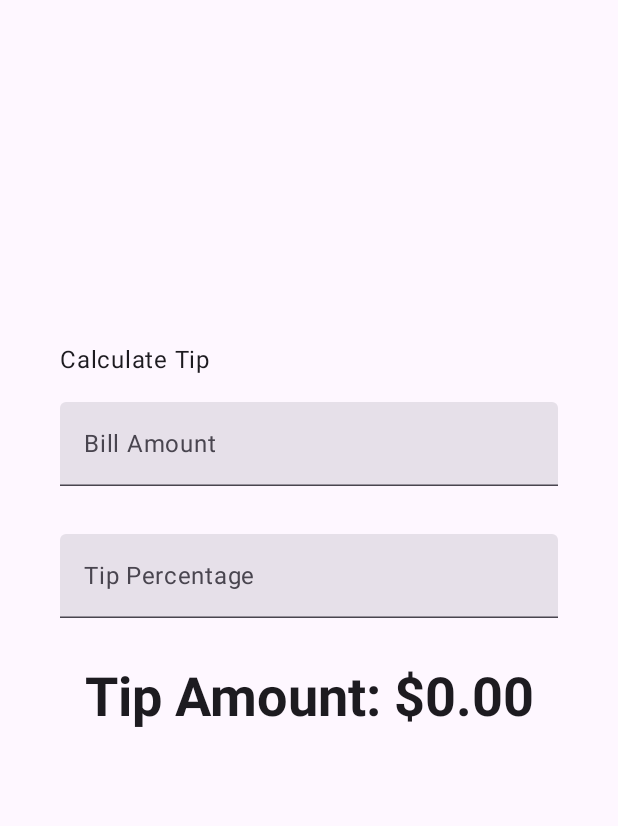
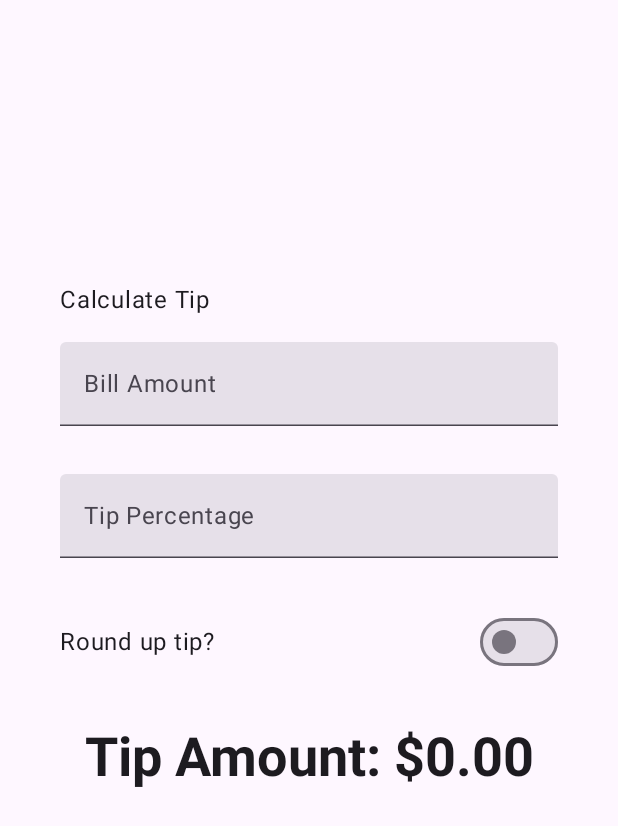
Before and after one commit to RitaPintoBlissApp/Tip_Time, an Android app built with Jetpack Compose: the screen it shows after launch (MainActivity), on a phone screen of 412 x 824 dp. Shown: the top 826 px of the screen. Run offline under Robolectric (Android 15) with nearby library versions, the phone set to English and light mode, and no system bars.

```diff
--- a/app/src/main/java/com/example/tiptime/MainActivity.kt
+++ b/app/src/main/java/com/example/tiptime/MainActivity.kt
@@ -22,16 +22,20 @@ import androidx.activity.enableEdgeToEdge
 import androidx.annotation.StringRes
 import androidx.compose.foundation.layout.Arrangement
 import androidx.compose.foundation.layout.Column
+import androidx.compose.foundation.layout.Row
 import androidx.compose.foundation.layout.Spacer
 import androidx.compose.foundation.layout.fillMaxSize
 import androidx.compose.foundation.layout.fillMaxWidth
 import androidx.compose.foundation.layout.height
 import androidx.compose.foundation.layout.padding
 import androidx.compose.foundation.layout.safeDrawingPadding
+import androidx.compose.foundation.layout.size
 import androidx.compose.foundation.layout.statusBarsPadding
+import androidx.compose.foundation.layout.wrapContentWidth
 import androidx.compose.foundation.text.KeyboardOptions
 import androidx.compose.material3.MaterialTheme
 import androidx.compose.material3.Surface
+import androidx.compose.material3.Switch
 import androidx.compose.material3.Text
 import androidx.compose.material3.TextField
 import androidx.compose.runtime.Composable
@@ -69,11 +73,11 @@ class MainActivity : ComponentActivity() {
 fun TipTimeLayout() {
     var amountInput by remember { mutableStateOf("") }
     var tipInput by remember { mutableStateOf("") }
-
+    var roundUp by remember { mutableStateOf(false) }
 
     val amount = amountInput.toDoubleOrNull() ?: 0.0
     val tipPercent = tipInput.toDoubleOrNull() ?: 0.0
-    val tip = calculateTip(amount, tipPercent)
+    val tip = calculateTip(amount, tipPercent,roundUp)
 
     Column(
         modifier = Modifier
@@ -113,6 +117,11 @@ fun TipTimeLayout() {
                 .padding(bottom = 32.dp)
                 .fillMaxWidth()
         )
+        RoundTheTipRow(
+            roundUp = roundUp,
+            onRoundUpChanged = { roundUp = it },
+            modifier = Modifier.padding(bottom = 32.dp)
+        )
         Text(
             text = stringResource(R.string.tip_amount,tip),
             style = MaterialTheme.typography.displaySmall
@@ -121,15 +130,6 @@ fun TipTimeLayout() {
     }
 }
 
-/**
- * Calculates the tip based on the user input and format the tip amount
- * according to the local currency.
- * Example would be "$10.00".
- */
- fun calculateTip(amount: Double, tipPercent: Double = 15.0): String {
-    val tip = tipPercent / 100 * amount
-    return NumberFormat.getCurrencyInstance().format(tip)
-}
 
 @Composable
  private fun EditNumberField(
@@ -147,6 +147,41 @@ fun TipTimeLayout() {
         modifier = modifier
     )
 }
+@Composable
+fun RoundTheTipRow(
+    roundUp: Boolean,
+    onRoundUpChanged: (Boolean) -> Unit,
+    modifier: Modifier = Modifier
+){
+    Row(
+        modifier = modifier
+            .fillMaxWidth()
+            .size(48.dp),
+        verticalAlignment = Alignment.CenterVertically
+    ) {
+        Text(text = stringResource(R.string.round_up_tip))
+        Switch(
+            modifier = Modifier
+                .fillMaxWidth()
+                .wrapContentWidth(Alignment.End),
+            checked = roundUp,
+            onCheckedChange = onRoundUpChanged
+        )
+    }
+}
+
+/**
+ * Calculates the tip based on the user input and format the tip amount
+ * according to the local currency.
+ * Example would be "$10.00".
+ */
+fun calculateTip(amount: Double, tipPercent: Double = 15.0,roundUp: Boolean): String {
+    var tip = tipPercent / 100 * amount
+    if (roundUp) {
+        tip = kotlin.math.ceil(tip)
+    }
+    return NumberFormat.getCurrencyInstance().format(tip)
+}
 
 @Preview(showBackground = true)
 @Composable
```
